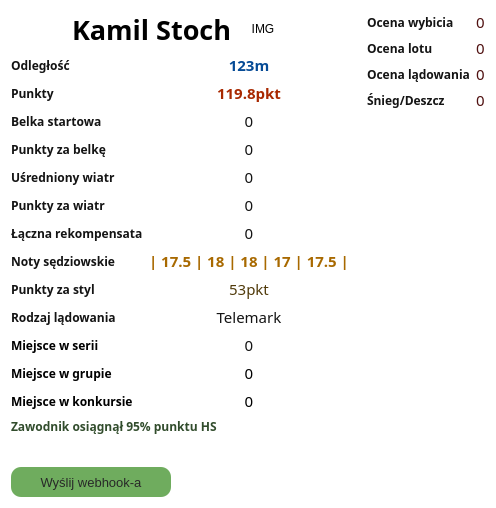
SiekamCebule/sj-sim, file source/UI/ResultsShowing/JumpDataDetailedInfoWindow.ui: the form before one commit.
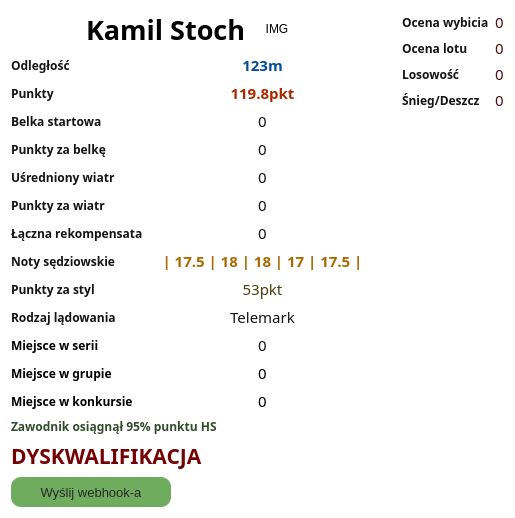
The form after the commit.

Diff of the .ui file:
```diff
--- a/source/UI/ResultsShowing/JumpDataDetailedInfoWindow.ui
+++ b/source/UI/ResultsShowing/JumpDataDetailedInfoWindow.ui
@@ -6,7 +6,7 @@
    <rect>
     <x>0</x>
     <y>0</y>
-    <width>496</width>
+    <width>515</width>
     <height>508</height>
    </rect>
   </property>
@@ -615,6 +615,23 @@
        </property>
       </widget>
      </item>
+     <item>
+      <widget class="QLabel" name="label_DSQ">
+       <property name="font">
+        <font>
+         <family>Quicksand</family>
+         <pointsize>16</pointsize>
+         <bold>true</bold>
+        </font>
+       </property>
+       <property name="styleSheet">
+        <string notr="true">color: rgb(116, 0, 2);</string>
+       </property>
+       <property name="text">
+        <string>DYSKWALIFIKACJA</string>
+       </property>
+      </widget>
+     </item>
      <item>
       <layout class="QVBoxLayout" name="verticalLayout_windsInfo">
        <property name="spacing">
@@ -681,7 +698,7 @@
      </property>
      <property name="sizeHint" stdset="0">
       <size>
-       <width>60</width>
+       <width>20</width>
        <height>20</height>
       </size>
      </property>
@@ -724,7 +741,7 @@
           <string>color: rgb(20, 20, 20);</string>
          </property>
          <property name="text">
-          <string>Ocena lądowania</string>
+          <string>Losowość</string>
          </property>
         </widget>
        </item>
```
Left out of the diff: 4 changed lines with no effect on the pictures.
